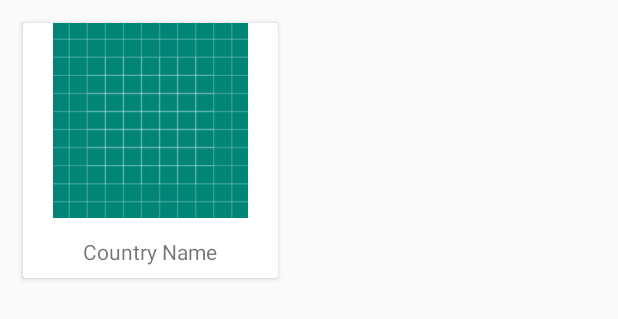
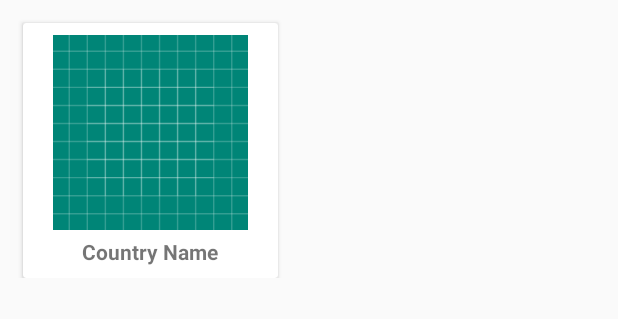
Before and after one commit to FrankKamala/COVID-19, an Android app: the layout country_list.xml on its own in the app's theme, with its tools: preview values and no code run, on a phone screen of 412 x 824 dp. Shown: the top 319 px of the screen. Run offline under Robolectric (Android 15) with nearby library versions, the phone set to English and light mode, and no system bars; network calls fail.

```diff
--- a/app/src/main/res/layout/country_list.xml
+++ b/app/src/main/res/layout/country_list.xml
@@ -1,7 +1,7 @@
 <?xml version="1.0" encoding="utf-8"?>
 <LinearLayout xmlns:android="http://schemas.android.com/apk/res/android"
     android:orientation="vertical" android:layout_width="match_parent"
-    android:layout_height="match_parent">
+    android:layout_height="wrap_content">
 
     <androidx.cardview.widget.CardView
         android:layout_width="170dp"
@@ -12,14 +12,19 @@
         android:elevation="10dp">
 
         <ImageView
+            android:layout_marginTop="8dp"
+            android:id="@+id/country_flag"
             android:layout_width="match_parent"
             android:layout_height="130dp"
             android:src="@drawable/ic_launcher_background"
             />
         <TextView
+            android:id="@+id/country_name"
             android:layout_width="wrap_content"
             android:layout_height="wrap_content"
             android:text="@string/country_name"
+            android:textStyle="bold"
+
             android:layout_gravity="center_horizontal|bottom"
             android:layout_marginBottom="8dp"/>
 
--- a/app/src/main/res/layout/fragment_dashboard.xml
+++ b/app/src/main/res/layout/fragment_dashboard.xml
@@ -17,6 +17,7 @@
         app:layout_constraintTop_toTopOf="parent" />
 
     <androidx.recyclerview.widget.RecyclerView
+        android:id="@+id/countries_recycler_view"
         android:layout_width="match_parent"
         android:layout_height="wrap_content"
         android:layout_marginStart="8dp"
```
Also changed, not shown: app/src/main/java/com/adwera/covid_19/adapter/CountryAdapter.java (+69 -1 lines), app/src/main/java/com/adwera/covid_19/ui/dashboard/DashboardFragment.java (+11 -3 lines).
